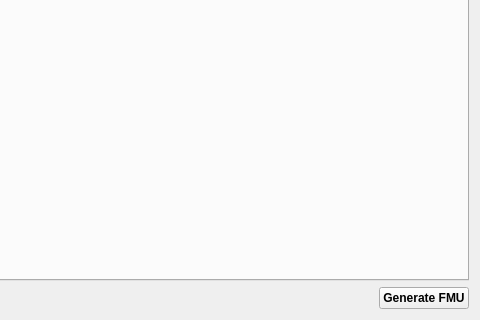
First picture: the form in NandradFMUGenerator/src/NandradFMUGeneratorWidget.ui, repository ghorwin/SIM-VICUS, before the edit; both pictures show x 348 to 828 and y 169 to 489 of the 828 by 489 pixel window.
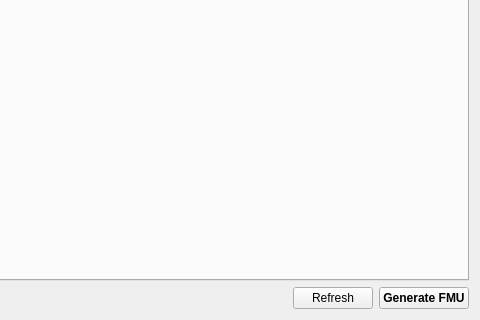
Second picture: the form after the edit. Icons and pictures are not drawn. Custom widgets are drawn as their Qt base class.

Commit message: Added refresh button and functionality

Diff of the .ui file:
```diff
--- a/NandradFMUGenerator/src/NandradFMUGeneratorWidget.ui
+++ b/NandradFMUGenerator/src/NandradFMUGeneratorWidget.ui
@@ -233,6 +233,13 @@
        </property>
       </spacer>
      </item>
+     <item>
+      <widget class="QPushButton" name="pushButtonRefresh">
+       <property name="text">
+        <string>Refresh</string>
+       </property>
+      </widget>
+     </item>
      <item>
       <widget class="QPushButton" name="pushButtonGenerate">
        <property name="font">
```
The commit also changes 4 other files.
